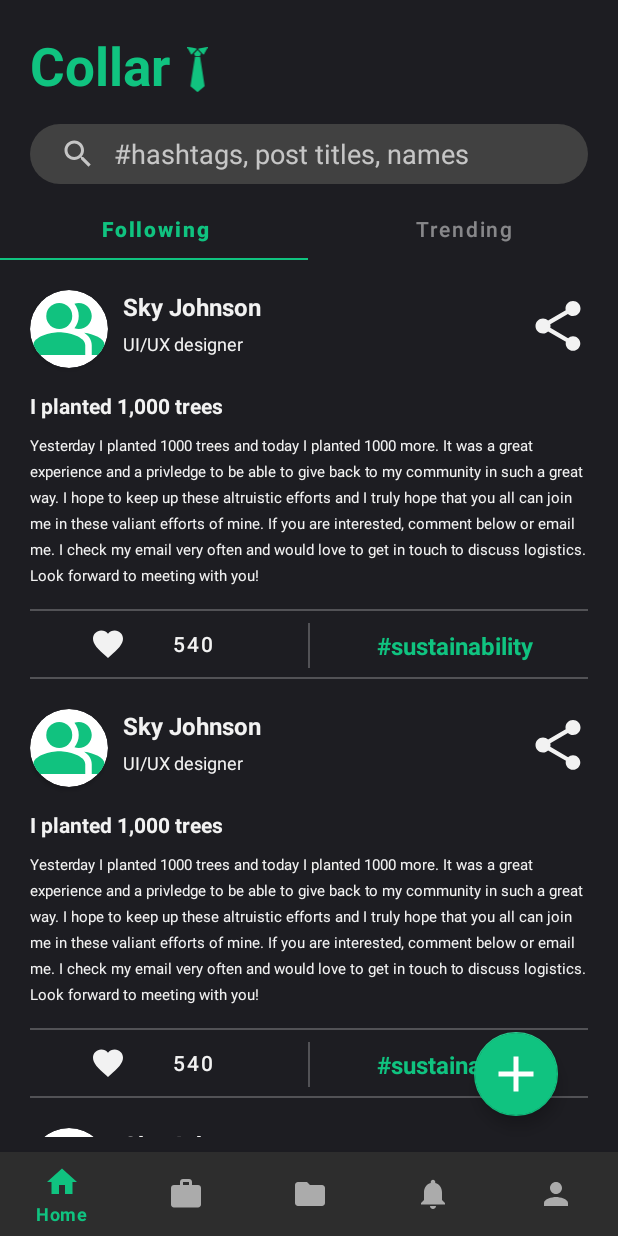
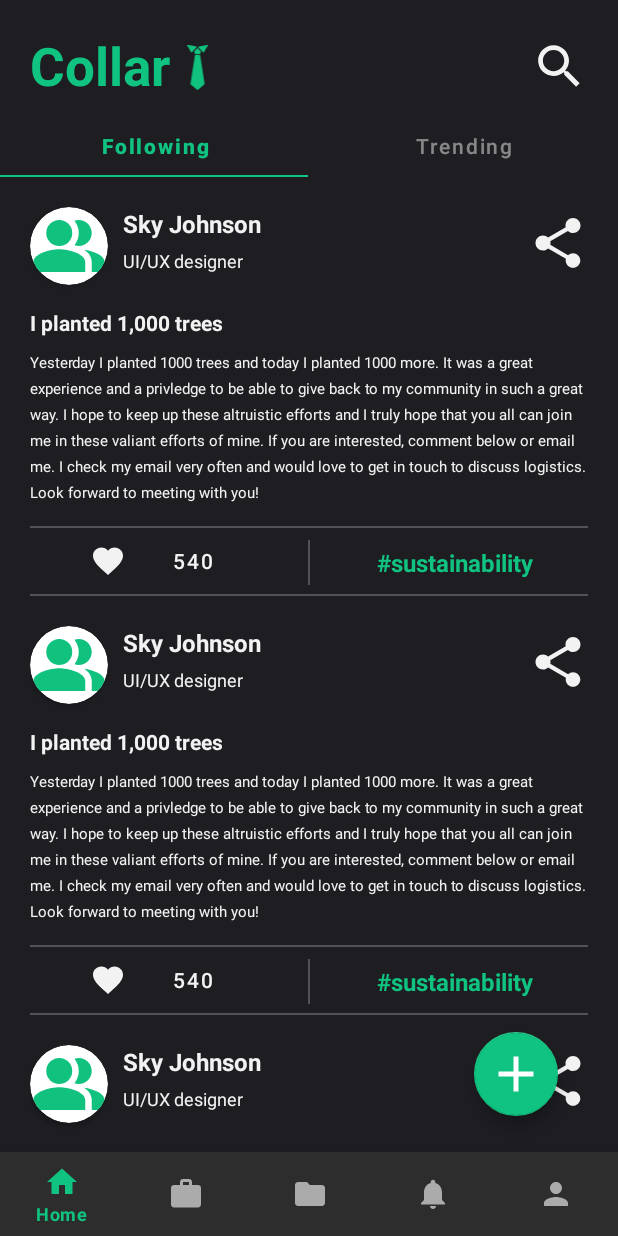
Before and after one commit to EylamTagor/HHS-FBLA-MAD-2021, an Android app: the HomeFragment screen opened directly, with no data from a screen before it, on a phone screen of 412 x 824 dp. Run offline under Robolectric (Android 15) with nearby library versions, the phone set to English and light mode, and no system bars; our stand-ins replace navigation-ui; 1 statement that could not run was skipped.

Commit message:
Search works now Frontend

```diff
--- a/app/src/main/AndroidManifest.xml
+++ b/app/src/main/AndroidManifest.xml
@@ -41,6 +41,11 @@
                 <category android:name="android.intent.category.LAUNCHER" />
             </intent-filter>
         </activity>
+        <activity android:name=".activities.SearchActivity" />
+        <activity android:name=".activities.OtherProfileActivity" />
+        <activity android:name=".activities.MyBusinessActivity" />
+
+
     </application>
 
 
--- a/app/src/main/java/com/hhsfbla/hhs_fbla_mad_2021/recyclerviews/experiences/ExperiencesRVAdapter.java
+++ b/app/src/main/java/com/hhsfbla/hhs_fbla_mad_2021/recyclerviews/experiences/ExperiencesRVAdapter.java
@@ -62,14 +62,12 @@ public class ExperiencesRVAdapter extends RecyclerView.Adapter<ExperiencesRVAdap
         TextView name;
         TextView header;
         TextView description;
-        LinearLayout experienceLayout;
 
         public StaticRVViewHolder(@NonNull View experienceView) {
             super(experienceView);
             name = experienceView.findViewById(R.id.experience_name);
             header = experienceView.findViewById(R.id.experience_header);
             description = experienceView.findViewById(R.id.experience_description);
-            experienceLayout =  experienceView.findViewById(R.id.ExperienceLayout);
         }
     }
 }
--- a/app/src/main/java/com/hhsfbla/hhs_fbla_mad_2021/recyclerviews/notifs/NotificationsRVAdapter.java
+++ b/app/src/main/java/com/hhsfbla/hhs_fbla_mad_2021/recyclerviews/notifs/NotificationsRVAdapter.java
@@ -38,14 +38,14 @@ public class NotificationsRVAdapter extends RecyclerView.Adapter<NotificationsRV
             holder.view.setText("View Profile");
 
             //USE ID TO FIND User to find NAME
-            holder.message.setText("Full Name" + " Just followed you");
+            holder.message.setText("Full Name" + " just followed you");
         }
 
         //If someone followed
         else {
             holder.view.setText("View Post");
             //USE ID TO FIND User to find NAME
-            holder.message.setText("Full Name" + " Just liked your post");
+            holder.message.setText("Full Name" + " just liked your post");
         }
 
 
--- a/app/src/main/java/com/hhsfbla/hhs_fbla_mad_2021/ui/home/HomeFragment.java
+++ b/app/src/main/java/com/hhsfbla/hhs_fbla_mad_2021/ui/home/HomeFragment.java
@@ -1,5 +1,6 @@
 package com.hhsfbla.hhs_fbla_mad_2021.ui.home;
 
+import android.content.Intent;
 import android.graphics.Color;
 import android.graphics.Typeface;
 import android.os.Bundle;
@@ -17,6 +18,8 @@ import androidx.recyclerview.widget.LinearLayoutManager;
 import androidx.recyclerview.widget.RecyclerView;
 
 
+import com.hhsfbla.hhs_fbla_mad_2021.activities.HomeActivity;
+import com.hhsfbla.hhs_fbla_mad_2021.activities.SearchActivity;
 import com.hhsfbla.hhs_fbla_mad_2021.recyclerviews.posts.PostsRVAdapter;
 import com.hhsfbla.hhs_fbla_mad_2021.recyclerviews.posts.PostsRVModel;
 import com.hhsfbla.hhs_fbla_mad_2021.R;
@@ -36,14 +39,11 @@ public class HomeFragment extends Fragment {
     private PostsRVAdapter followingPostsRVAdapter;
     private PostsRVAdapter trendingPostsRVAdapter;
 
-    private ArrayList<PostsRVModel> followingPosts = new ArrayList<>();
-    private ArrayList<PostsRVModel> trendingPosts = new ArrayList<>();
-
     private Button followingButton;
     private Button trendingButton;
     private View trendingSelected;
+    private Button searchButton;
     private View followingSelected;
-    private SearchView searchView;
 
 
 
@@ -63,6 +63,7 @@ public class HomeFragment extends Fragment {
         trendingPostsView.setLayoutManager(new LinearLayoutManager(getActivity(), LinearLayoutManager.VERTICAL, false));
         trendingButton = rootView.findViewById(R.id.home_trending);
         followingButton = rootView.findViewById(R.id.home_following);
+        searchButton = rootView.findViewById(R.id.home_search);
         trendingSelected = rootView.findViewById(R.id.home_trending_selected);
         followingSelected = rootView.findViewById(R.id.home_following_selected);
 
@@ -100,30 +101,11 @@ public class HomeFragment extends Fragment {
 
             }
         });
-        searchView = rootView.findViewById(R.id.home_search);
-        searchView.setOnQueryTextListener(new SearchView.OnQueryTextListener() {
-            @Override
-            public boolean onQueryTextSubmit(String s) {
-                return false;
-            }
 
-            @Override
-            public boolean onQueryTextChange(String s) {
-                trendingPostsRVAdapter.getFilter().filter(s);
+        searchButton.setOnClickListener(v -> {
+            startActivity(new Intent(getActivity(), SearchActivity.class));
+        });
 
-                followingButton.setTypeface(followingButton.getTypeface(), Typeface.NORMAL);
-                trendingButton.setTypeface(trendingButton.getTypeface(), Typeface.BOLD);
-                followingSelected.setVisibility(View.INVISIBLE);
-                trendingSelected.setVisibility(View.VISIBLE);
-                trendingPostsView.setVisibility(View.VISIBLE);
-                followingPostsView.setVisibility(View.INVISIBLE);
-                trendingButton.setTextColor(Color.parseColor("#10C380"));
-                followingButton.setTextColor(Color.parseColor("#F2F2F2"));
-                trendingButton.setAlpha(1);
-                followingButton.setAlpha(.5f);
-                return false;
-            }
-        });
 
         ArrayList<PostsRVModel> followingPosts = new ArrayList<>();
         ArrayList<PostsRVModel> trendingPosts = new ArrayList<>();
--- /dev/null
+++ b/app/src/main/res/drawable/ic_back.xml
@@ -0,0 +1,5 @@
+<vector android:autoMirrored="true" android:height="24dp"
+    android:tint="@color/LightGrey" android:viewportHeight="24"
+    android:viewportWidth="24" android:width="24dp" xmlns:android="http://schemas.android.com/apk/res/android">
+    <path android:fillColor="@android:color/white" android:pathData="M20,11H7.83l5.59,-5.59L12,4l-8,8 8,8 1.41,-1.41L7.83,13H20v-2z"/>
+</vector>
--- a/app/src/main/res/layout/experience.xml
+++ b/app/src/main/res/layout/experience.xml
@@ -4,7 +4,7 @@
     xmlns:tools="http://schemas.android.com/tools"
     android:layout_width="match_parent"
     android:layout_height="wrap_content"
-    android:background="@color/DarkGrey"
+    android:background="@color/fui_transparent"
     android:id="@+id/ExperienceLayout"
     android:orientation="vertical">
 
--- a/app/src/main/res/layout/fragment_home.xml
+++ b/app/src/main/res/layout/fragment_home.xml
@@ -11,14 +11,14 @@
     <!-- staticText--> the UI for the home page. All individual elements are identifiable by their ID.
 
     <ImageView
+        android:id="@+id/imageView"
         android:layout_width="30dp"
         android:layout_height="30dp"
+        android:layout_marginLeft="3dp"
+        android:layout_marginTop="30dp"
+        android:src="@drawable/ic_collar_tie"
+        app:layout_constraintEnd_toEndOf="parent"
         app:layout_constraintHorizontal_bias="0"
-        android:layout_marginLeft="3dp"
-        android:layout_marginTop="10dp"
-        android:src="@drawable/ic_collar_tie"
-        app:layout_constraintBottom_toTopOf="@+id/home_search"
-        app:layout_constraintEnd_toEndOf="parent"
         app:layout_constraintStart_toEndOf="@+id/home_collar"
         app:layout_constraintTop_toTopOf="parent" />
     <TextView
@@ -37,6 +37,20 @@
         app:layout_constraintStart_toStartOf="parent"
         app:layout_constraintTop_toTopOf="parent"
         app:layout_constraintVertical_bias="0" />
+
+    <androidx.appcompat.widget.AppCompatButton
+        android:id="@+id/home_search"
+        android:layout_width="38dp"
+        android:layout_height="38dp"
+        android:layout_marginRight="20dp"
+        android:background="@drawable/ic_search"
+        android:layout_marginTop="25dp"
+        app:layout_constraintVertical_bias="0"
+        app:layout_constraintBottom_toBottomOf="parent"
+        app:layout_constraintEnd_toEndOf="parent"
+        app:layout_constraintHorizontal_bias="1"
+        app:layout_constraintStart_toEndOf="@+id/imageView"
+        app:layout_constraintTop_toTopOf="parent" />
 
     <com.google.android.material.floatingactionbutton.FloatingActionButton
         android:id="@+id/home_post_button"
@@ -57,26 +71,7 @@
 
         app:layout_constraintHorizontal_bias="1"/>
 
-    <SearchView
-        android:id="@+id/home_search"
-        android:layout_width="match_parent"
-        android:layout_height="40dp"
-        android:layout_marginTop="15dp"
-        android:queryHint="#hashtags, post titles, names"
-        android:background="@drawable/search_bg"
-        android:iconifiedByDefault="false"
-        android:layout_marginStart="20dp"
-        android:layout_marginEnd="20dp"
-        android:queryBackground="@android:color/transparent"
-        android:textColor="@color/white"
-        android:textSize="14sp"
-        app:layout_constraintBottom_toBottomOf="parent"
-        app:layout_constraintEnd_toEndOf="parent"
-        app:layout_constraintHorizontal_bias="0"
-        app:layout_constraintStart_toStartOf="parent"
-        app:layout_constraintTop_toBottomOf="@+id/home_collar"
-        app:layout_constraintVertical_bias="0"
-        app:layout_constraintWidth_percent="0.7" />
+
 
 
     <Button
@@ -93,7 +88,7 @@
         app:layout_constraintBottom_toBottomOf="parent"
         app:layout_constraintEnd_toStartOf="@+id/home_trending"
         app:layout_constraintStart_toStartOf="parent"
-        app:layout_constraintTop_toBottomOf="@+id/home_search"
+        app:layout_constraintTop_toBottomOf="@+id/home_collar"
         app:layout_constraintVertical_bias="0" />
 
     <View
@@ -121,7 +116,7 @@
         android:textColor="@color/LightGrey"
         app:layout_constraintBottom_toBottomOf="parent"
         app:layout_constraintEnd_toEndOf="parent"
-        app:layout_constraintTop_toBottomOf="@+id/home_search"
+        app:layout_constraintTop_toBottomOf="@+id/home_collar"
         android:textAllCaps="false"/>
 
     <View
```
Also changed, not shown: app/src/main/java/com/hhsfbla/hhs_fbla_mad_2021/activities/SearchActivity.java (added, +90 -0 lines), app/src/main/java/com/hhsfbla/hhs_fbla_mad_2021/recyclerviews/search/SearchRVAdapter.java (added, +107 -0 lines), app/src/main/java/com/hhsfbla/hhs_fbla_mad_2021/recyclerviews/search/SearchRVModel.java (added, +41 -0 lines), app/src/main/res/layout/activity_search.xml (added, +57 -0 lines), app/src/main/res/layout/search_item.xml (added, +77 -0 lines).
